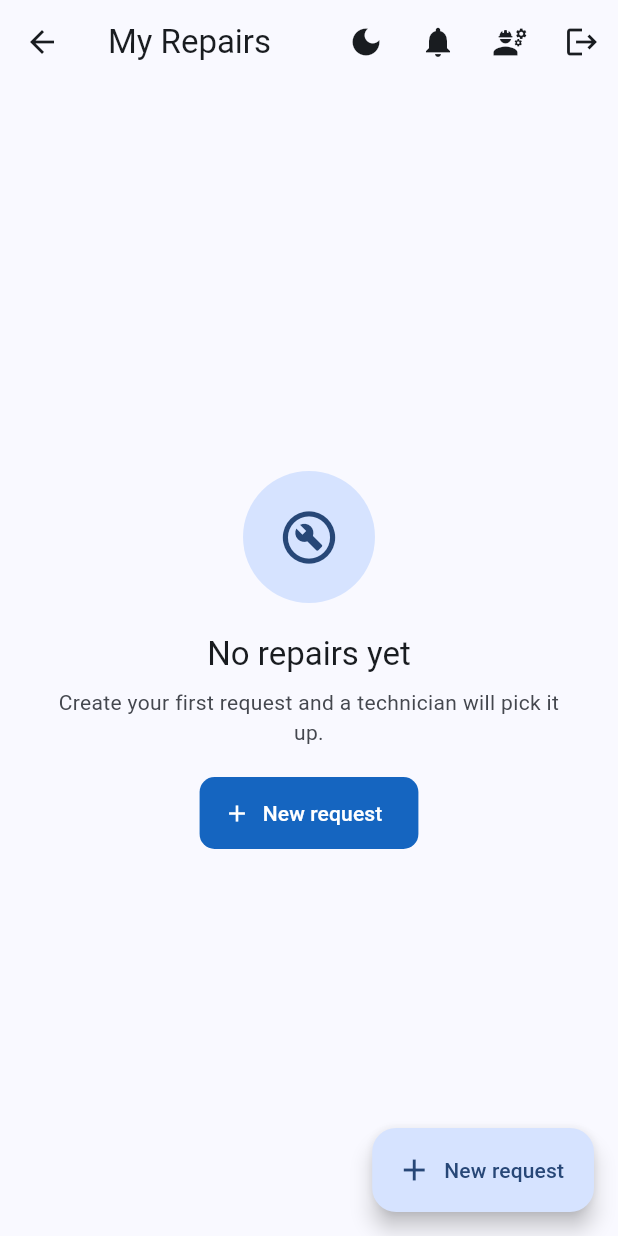
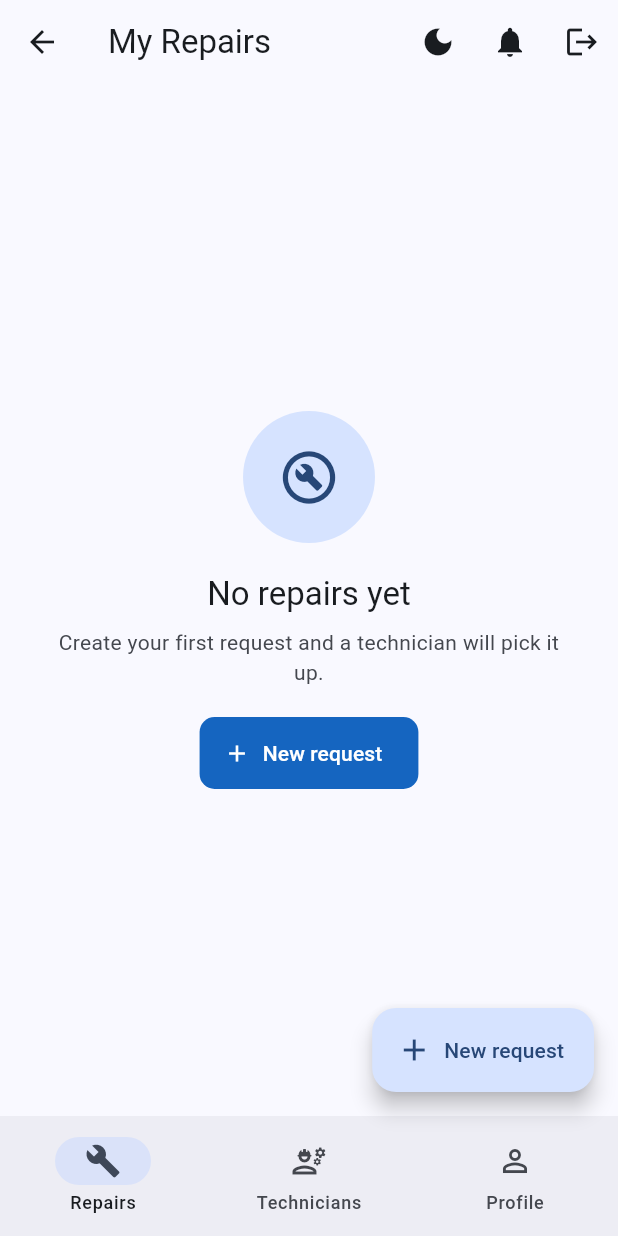
Before and after one commit to paazka24-cyber/techfix, a Flutter app: the CustomerHome screen opened directly, on a phone screen of 412 x 824 dp. Run offline on Flutter 3.47's test engine with Material 3 defaults, Android fonts, the phone set to English and light mode, and no system bars; our stand-ins replace cloud_firestore, firebase_auth, firebase_core, firebase_messaging, flutter_riverpod, image_picker and 1 more; accounts and stored records are empty.

Commit message:
Add customer bottom navigation and profile

```diff
--- a/lib/screens/customer/customer_home.dart
+++ b/lib/screens/customer/customer_home.dart
@@ -7,35 +7,35 @@ import '../../widgets/notification_bell.dart';
 import '../../widgets/request_card.dart';
 import '../../widgets/theme_toggle_button.dart';
 import 'create_request_screen.dart';
+import 'customer_profile_tab.dart';
 import 'request_detail_screen.dart';
 import 'technicians_screen.dart';
 
-class CustomerHome extends ConsumerWidget {
+class CustomerHome extends ConsumerStatefulWidget {
   const CustomerHome({super.key});
 
-  void _newRequest(BuildContext context) => Navigator.push(
+  @override
+  ConsumerState<CustomerHome> createState() => _CustomerHomeState();
+}
+
+class _CustomerHomeState extends ConsumerState<CustomerHome> {
+  int _index = 0;
+
+  static const _titles = ['My Repairs', 'Technicians', 'My Profile'];
+
+  void _newRequest() => Navigator.push(
         context,
         MaterialPageRoute(builder: (_) => const CreateRequestScreen()),
       );
 
   @override
-  Widget build(BuildContext context, WidgetRef ref) {
-    final requests = ref.watch(myRequestsProvider);
-
+  Widget build(BuildContext context) {
     return Scaffold(
       appBar: AppBar(
-        title: const Text('My Repairs'),
+        title: Text(_titles[_index]),
         actions: [
           const ThemeToggleButton(),
           const NotificationBell(),
-          IconButton(
-            tooltip: 'Technicians',
-            icon: const Icon(Icons.engineering),
-            onPressed: () => Navigator.push(
-              context,
-              MaterialPageRoute(builder: (_) => const TechniciansScreen()),
-            ),
-          ),
           IconButton(
             tooltip: 'Logout',
             icon: const Icon(Icons.logout),
@@ -43,12 +43,55 @@ class CustomerHome extends ConsumerWidget {
           ),
         ],
       ),
-      floatingActionButton: FloatingActionButton.extended(
-        onPressed: () => _newRequest(context),
+      floatingActionButton: _index == 0
+          ? FloatingActionButton.extended(
+              onPressed: _newRequest,
               icon: const Icon(Icons.add),
               label: const Text('New request'),
+            )
+          : null,
+      body: IndexedStack(
+        index: _index,
+        children: [
+          _RepairsList(onNew: _newRequest),
+          const TechniciansScreen(),
+          const CustomerProfileTab(),
+        ],
       ),
-      body: requests.when(
+      bottomNavigationBar: NavigationBar(
+        selectedIndex: _index,
+        onDestinationSelected: (i) => setState(() => _index = i),
+        destinations: const [
+          NavigationDestination(
+            icon: Icon(Icons.build_outlined),
+            selectedIcon: Icon(Icons.build),
+            label: 'Repairs',
+          ),
+          NavigationDestination(
+            icon: Icon(Icons.engineering_outlined),
+            selectedIcon: Icon(Icons.engineering),
+            label: 'Technicians',
+          ),
+          NavigationDestination(
+            icon: Icon(Icons.person_outline),
+            selectedIcon: Icon(Icons.person),
+            label: 'Profile',
+          ),
+        ],
+      ),
+    );
+  }
+}
+
+class _RepairsList extends ConsumerWidget {
+  final VoidCallback onNew;
+  const _RepairsList({required this.onNew});
+
+  @override
+  Widget build(BuildContext context, WidgetRef ref) {
+    final requests = ref.watch(myRequestsProvider);
+
+    return requests.when(
       loading: () => const Center(child: CircularProgressIndicator()),
       error: (e, _) => Center(child: Text('Error: $e')),
       data: (list) {
@@ -59,7 +102,7 @@ class CustomerHome extends ConsumerWidget {
             message:
                 'Create your first request and a technician will pick it up.',
             actionLabel: 'New request',
-              onAction: () => _newRequest(context),
+            onAction: onNew,
           );
         }
         return ListView.builder(
@@ -79,7 +122,6 @@ class CustomerHome extends ConsumerWidget {
           },
         );
       },
-      ),
     );
   }
 }
--- a/lib/screens/customer/technicians_screen.dart
+++ b/lib/screens/customer/technicians_screen.dart
@@ -1,6 +1,7 @@
 import 'package:flutter/material.dart';
 import 'package:flutter_riverpod/flutter_riverpod.dart';
 import '../../providers/repair_providers.dart';
+import '../../widgets/empty_state.dart';
 import '../../widgets/rating_badge.dart';
 import 'technician_profile_screen.dart';
 
@@ -11,14 +12,16 @@ class TechniciansScreen extends ConsumerWidget {
   Widget build(BuildContext context, WidgetRef ref) {
     final technicians = ref.watch(techniciansProvider);
 
-    return Scaffold(
-      appBar: AppBar(title: const Text('Our Technicians')),
-      body: technicians.when(
+    return technicians.when(
       loading: () => const Center(child: CircularProgressIndicator()),
       error: (e, _) => Center(child: Text('Error: $e')),
       data: (list) {
         if (list.isEmpty) {
-            return const Center(child: Text('No technicians yet.'));
+          return const EmptyState(
+            icon: Icons.engineering,
+            title: 'No technicians yet',
+            message: 'Technicians will appear here once they join.',
+          );
         }
         return ListView.builder(
           padding: const EdgeInsets.all(12),
@@ -50,7 +53,6 @@ class TechniciansScreen extends ConsumerWidget {
           },
         );
       },
-      ),
     );
   }
 }
```
Also changed, not shown: lib/repositories/user_repository.dart (+13 -0 lines), lib/screens/customer/customer_profile_tab.dart (added, +136 -0 lines). Lines whose indentation alone changed are shown as unchanged.
